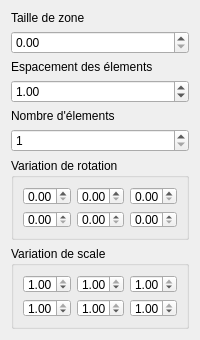
Qt form sources/drawdialog.ui (b4n92uid/theball-editor) before a commit.
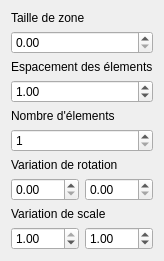
The same form after that commit. Icons and pictures are not drawn.

Commit message: Simplify rotation and scale range in draw mode

Patch:
```diff
--- a/sources/drawdialog.ui
+++ b/sources/drawdialog.ui
@@ -6,22 +6,10 @@
    <rect>
     <x>0</x>
     <y>0</y>
-    <width>200</width>
-    <height>340</height>
+    <width>142</width>
+    <height>241</height>
    </rect>
   </property>
-  <property name="minimumSize">
-   <size>
-    <width>200</width>
-    <height>340</height>
-   </size>
-  </property>
-  <property name="maximumSize">
-   <size>
-    <width>200</width>
-    <height>340</height>
-   </size>
-  </property>
   <property name="windowTitle">
    <string>Boit d'outil dessin</string>
   </property>
@@ -78,13 +66,14 @@
      </property>
     </widget>
    </item>
-   <item row="3" column="1">
-    <widget class="QGroupBox" name="groupBox">
-     <property name="title">
+   <item row="3" column="0">
+    <widget class="QLabel" name="label_4">
+     <property name="text">
       <string>Variation de rotation</string>
      </property>
-     <layout class="QVBoxLayout" name="verticalLayout">
-      <item>
+    </widget>
+   </item>
+   <item row="3" column="1">
        <layout class="QHBoxLayout" name="horizontalLayout_2">
         <item>
          <widget class="QDoubleSpinBox" name="rangeMinRotX">
@@ -98,58 +87,21 @@
           <property name="maximum">
            <double>90.000000000000000</double>
           </property>
-         </widget>
-        </item>
-        <item>
-         <widget class="QDoubleSpinBox" name="rangeMinRotZ">
-          <property name="maximum">
-           <double>90.000000000000000</double>
-          </property>
-         </widget>
-        </item>
-       </layout>
-      </item>
-      <item>
-       <layout class="QHBoxLayout" name="horizontalLayout_4">
-        <item>
-         <widget class="QDoubleSpinBox" name="rangeMaxRotX">
-          <property name="maximum">
-           <double>90.000000000000000</double>
-          </property>
           <property name="value">
            <double>0.000000000000000</double>
           </property>
          </widget>
         </item>
-        <item>
-         <widget class="QDoubleSpinBox" name="rangeMaxRotY">
-          <property name="maximum">
-           <double>90.000000000000000</double>
-          </property>
-          <property name="value">
-           <double>0.000000000000000</double>
-          </property>
-         </widget>
-        </item>
-        <item>
-         <widget class="QDoubleSpinBox" name="rangeMaxRotZ">
-          <property name="maximum">
-           <double>90.000000000000000</double>
-          </property>
-         </widget>
-        </item>
-       </layout>
-      </item>
-     </layout>
-    </widget>
-   </item>
-   <item row="4" column="1">
-    <widget class="QGroupBox" name="groupBox_2">
-     <property name="title">
+    </layout>
+   </item>
+   <item row="4" column="0">
+    <widget class="QLabel" name="label_5">
+     <property name="text">
       <string>Variation de scale</string>
      </property>
-     <layout class="QVBoxLayout" name="verticalLayout_2">
-      <item>
+    </widget>
+   </item>
+   <item row="4" column="1">
        <layout class="QHBoxLayout" name="horizontalLayout_5">
         <item>
          <widget class="QDoubleSpinBox" name="rangeMinScaleX">
@@ -165,10 +117,7 @@
          </widget>
         </item>
         <item>
-         <widget class="QDoubleSpinBox" name="rangeMinScaleY">
-          <property name="maximum">
-           <double>1.000000000000000</double>
-          </property>
+      <widget class="QDoubleSpinBox" name="maxScale">
           <property name="singleStep">
            <double>0.100000000000000</double>
           </property>
@@ -177,66 +126,7 @@
           </property>
          </widget>
         </item>
-        <item>
-         <widget class="QDoubleSpinBox" name="rangeMinScaleZ">
-          <property name="maximum">
-           <double>1.000000000000000</double>
-          </property>
-          <property name="singleStep">
-           <double>0.100000000000000</double>
-          </property>
-          <property name="value">
-           <double>1.000000000000000</double>
-          </property>
-         </widget>
-        </item>
-       </layout>
-      </item>
-      <item>
-       <layout class="QHBoxLayout" name="horizontalLayout_6">
-        <item>
-         <widget class="QDoubleSpinBox" name="rangeMaxScaleX">
-          <property name="maximum">
-           <double>1.000000000000000</double>
-          </property>
-          <property name="singleStep">
-           <double>0.100000000000000</double>
-          </property>
-          <property name="value">
-           <double>1.000000000000000</double>
-          </property>
-         </widget>
-        </item>
-        <item>
-         <widget class="QDoubleSpinBox" name="rangeMaxScaleY">
-          <property name="maximum">
-           <double>1.000000000000000</double>
-          </property>
-          <property name="singleStep">
-           <double>0.100000000000000</double>
-          </property>
-          <property name="value">
-           <double>1.000000000000000</double>
-          </property>
-         </widget>
-        </item>
-        <item>
-         <widget class="QDoubleSpinBox" name="rangeMaxScaleZ">
-          <property name="maximum">
-           <double>1.000000000000000</double>
-          </property>
-          <property name="singleStep">
-           <double>0.100000000000000</double>
-          </property>
-          <property name="value">
-           <double>1.000000000000000</double>
-          </property>
-         </widget>
-        </item>
-       </layout>
-      </item>
-     </layout>
-    </widget>
+    </layout>
    </item>
   </layout>
  </widget>
```
Left out of the diff: 6 changed lines with no effect on the pictures. Lines whose indentation alone changed are shown as unchanged. The commit also changes 6 other files.
